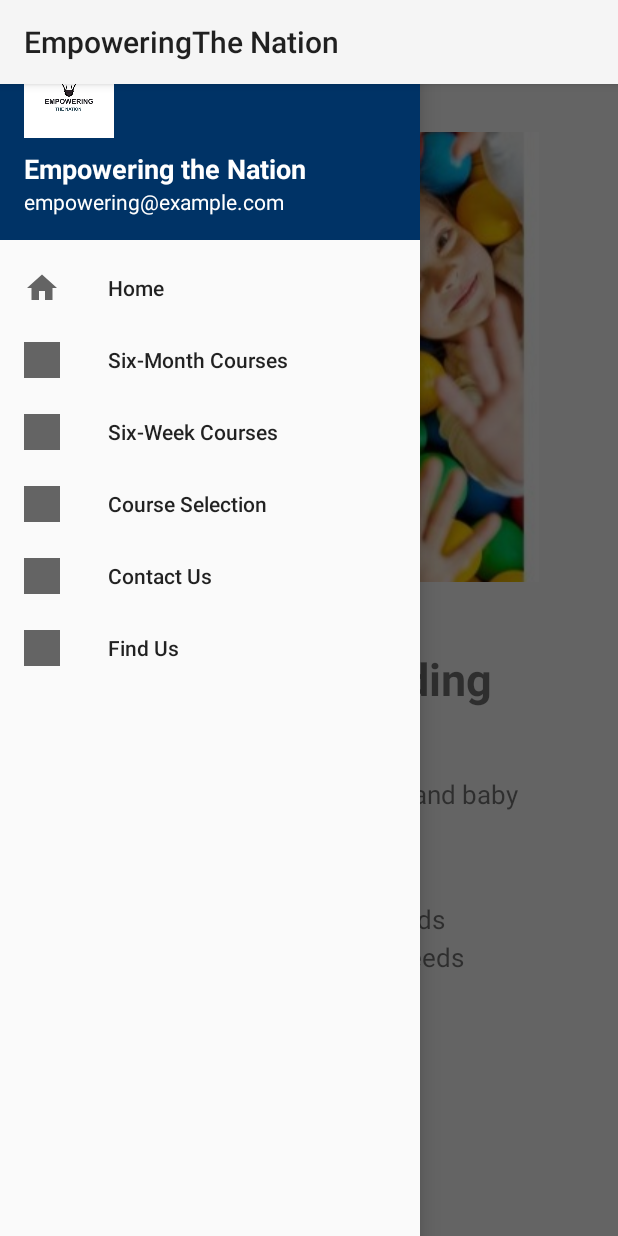
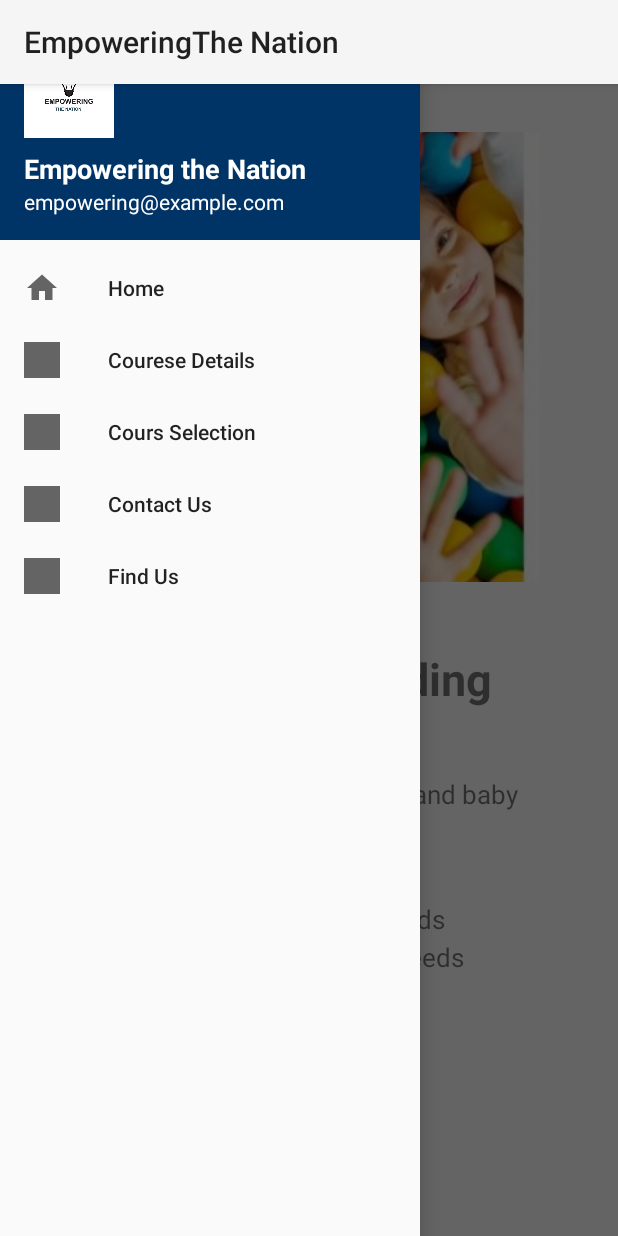
Before and after one commit to ST10483276/JNJ.industries, an Android app: the ChildMindingActivity screen opened directly, with no data from a screen before it, with the side drawer open, on a phone screen of 412 x 824 dp. Run offline under Robolectric (Android 15) with nearby library versions, the phone set to English and light mode, and no system bars; 1 statement that could not run was skipped.

Commit message:
chnaged nav as cours Detail

```diff
--- a/app/src/main/java/com/example/empoweringthenation/ChildMindingActivity.kt
+++ b/app/src/main/java/com/example/empoweringthenation/ChildMindingActivity.kt
@@ -45,7 +45,7 @@ class ChildMindingActivity : AppCompatActivity(), NavigationView.OnNavigationIte
             R.id.nav_home -> {
                 startActivity(Intent(this, HomeActivity::class.java))
             }
-            R.id.nav_six_month, R.id.nav_six_week -> {
+             R.id.nav_six_week -> {
                 startActivity(Intent(this, CourseDetailActivity::class.java))
             }
             R.id.nav_course_selection -> {
--- a/app/src/main/java/com/example/empoweringthenation/ContactUsActivity.kt
+++ b/app/src/main/java/com/example/empoweringthenation/ContactUsActivity.kt
@@ -62,7 +62,7 @@ class ContactUsActivity : AppCompatActivity(), NavigationView.OnNavigationItemSe
             R.id.nav_home -> {
                 // Already on home
             }
-            R.id.nav_six_month,
+
             R.id.nav_six_week -> {
                 startActivity(Intent(this, CourseDetailActivity::class.java))
             }
--- a/app/src/main/java/com/example/empoweringthenation/CookingActivity.kt
+++ b/app/src/main/java/com/example/empoweringthenation/CookingActivity.kt
@@ -42,7 +42,7 @@ class CookingActivity : AppCompatActivity(), NavigationView.OnNavigationItemSele
     override fun onNavigationItemSelected(item: MenuItem): Boolean {
         when (item.itemId) {
             R.id.nav_home -> startActivity(Intent(this, HomeActivity::class.java))
-            R.id.nav_six_month, R.id.nav_six_week -> startActivity(Intent(this, CourseDetailActivity::class.java))
+           R.id.nav_six_week -> startActivity(Intent(this, CourseDetailActivity::class.java))
             R.id.nav_course_selection -> startActivity(Intent(this, CourseSelectionActivity2::class.java))
             R.id.nav_contact -> startActivity(Intent(this, ContactUsActivity::class.java))
         }
--- a/app/src/main/java/com/example/empoweringthenation/CourseDetailActivity.kt
+++ b/app/src/main/java/com/example/empoweringthenation/CourseDetailActivity.kt
@@ -130,7 +130,7 @@ class CourseDetailActivity : AppCompatActivity() , NavigationView.OnNavigationIt
             R.id.nav_home -> {
                 // Already on home
             }
-            R.id.nav_six_month,
+
             R.id.nav_six_week -> {
                 startActivity(Intent(this, CourseDetailActivity::class.java))
             }
--- a/app/src/main/java/com/example/empoweringthenation/CourseSelectionActivity2.kt
+++ b/app/src/main/java/com/example/empoweringthenation/CourseSelectionActivity2.kt
@@ -95,7 +95,7 @@ class CourseSelectionActivity2 : AppCompatActivity(), NavigationView.OnNavigatio
     override fun onNavigationItemSelected(item: MenuItem): Boolean {
         when (item.itemId) {
             R.id.nav_home -> startActivity(Intent(this, HomeActivity::class.java))
-            R.id.nav_six_month, R.id.nav_six_week -> startActivity(Intent(this, CourseDetailActivity::class.java))
+           R.id.nav_six_week -> startActivity(Intent(this, CourseDetailActivity::class.java))
             R.id.nav_contact -> startActivity(Intent(this, ContactUsActivity::class.java))
         }
         drawerLayout.closeDrawer(GravityCompat.START)
--- a/app/src/main/java/com/example/empoweringthenation/FirstAidActivity.kt
+++ b/app/src/main/java/com/example/empoweringthenation/FirstAidActivity.kt
@@ -48,7 +48,7 @@ class FirstAidActivity : AppCompatActivity(), NavigationView.OnNavigationItemSel
             R.id.nav_home -> {
                 startActivity(Intent(this, HomeActivity::class.java))
             }
-            R.id.nav_six_month, R.id.nav_six_week -> {
+             R.id.nav_six_week -> {
                 startActivity(Intent(this, CourseDetailActivity::class.java))
             }
             R.id.nav_course_selection -> {
--- a/app/src/main/java/com/example/empoweringthenation/GardenMaintenanceActivity.kt
+++ b/app/src/main/java/com/example/empoweringthenation/GardenMaintenanceActivity.kt
@@ -42,7 +42,7 @@ class GardenMaintenanceActivity : AppCompatActivity(), NavigationView.OnNavigati
     override fun onNavigationItemSelected(item: MenuItem): Boolean {
         when (item.itemId) {
             R.id.nav_home -> startActivity(Intent(this, HomeActivity::class.java))
-            R.id.nav_six_month, R.id.nav_six_week -> startActivity(Intent(this, CourseDetailActivity::class.java))
+          R.id.nav_six_week -> startActivity(Intent(this, CourseDetailActivity::class.java))
             R.id.nav_course_selection -> startActivity(Intent(this, CourseSelectionActivity2::class.java))
             R.id.nav_contact -> startActivity(Intent(this, ContactUsActivity::class.java))
         }
--- a/app/src/main/java/com/example/empoweringthenation/HomeActivity.kt
+++ b/app/src/main/java/com/example/empoweringthenation/HomeActivity.kt
@@ -47,7 +47,7 @@ class HomeActivity : AppCompatActivity(), NavigationView.OnNavigationItemSelecte
             R.id.nav_home -> {
                 // Already on home
             }
-            R.id.nav_six_month,
+
             R.id.nav_six_week -> {
                 startActivity(Intent(this, CourseDetailActivity::class.java))
             }
--- a/app/src/main/java/com/example/empoweringthenation/LandscapingActivity.kt
+++ b/app/src/main/java/com/example/empoweringthenation/LandscapingActivity.kt
@@ -42,7 +42,7 @@ class LandscapingActivity : AppCompatActivity(), NavigationView.OnNavigationItem
     override fun onNavigationItemSelected(item: MenuItem): Boolean {
         when (item.itemId) {
             R.id.nav_home -> startActivity(Intent(this, HomeActivity::class.java))
-            R.id.nav_six_month, R.id.nav_six_week -> startActivity(Intent(this, CourseDetailActivity::class.java))
+            R.id.nav_six_week -> startActivity(Intent(this, CourseDetailActivity::class.java))
             R.id.nav_course_selection -> startActivity(Intent(this, CourseSelectionActivity2::class.java))
             R.id.nav_contact -> startActivity(Intent(this, ContactUsActivity::class.java))
         }
--- a/app/src/main/java/com/example/empoweringthenation/LifeSkillsActivity.kt
+++ b/app/src/main/java/com/example/empoweringthenation/LifeSkillsActivity.kt
@@ -42,7 +42,7 @@ class LifeSkillsActivity : AppCompatActivity(), NavigationView.OnNavigationItemS
     override fun onNavigationItemSelected(item: MenuItem): Boolean {
         when (item.itemId) {
             R.id.nav_home -> startActivity(Intent(this, HomeActivity::class.java))
-            R.id.nav_six_month, R.id.nav_six_week -> startActivity(Intent(this, CourseDetailActivity::class.java))
+            R.id.nav_six_week -> startActivity(Intent(this, CourseDetailActivity::class.java))
             R.id.nav_course_selection -> startActivity(Intent(this, CourseSelectionActivity2::class.java))
             R.id.nav_contact -> startActivity(Intent(this, ContactUsActivity::class.java))
         }
--- a/app/src/main/java/com/example/empoweringthenation/QuotationScreenActivity.kt
+++ b/app/src/main/java/com/example/empoweringthenation/QuotationScreenActivity.kt
@@ -110,7 +110,7 @@ class QuotationScreenActivity : AppCompatActivity(), NavigationView.OnNavigation
     override fun onNavigationItemSelected(item: MenuItem): Boolean {
         when (item.itemId) {
             R.id.nav_home -> startActivity(Intent(this, HomeActivity::class.java))
-            R.id.nav_six_month, R.id.nav_six_week -> startActivity(Intent(this, CourseDetailActivity::class.java))
+            R.id.nav_six_week -> startActivity(Intent(this, CourseDetailActivity::class.java))
             R.id.nav_course_selection -> startActivity(Intent(this, CourseSelectionActivity2::class.java))
             R.id.nav_contact -> startActivity(Intent(this, ContactUsActivity::class.java))
         }
--- a/app/src/main/java/com/example/empoweringthenation/SewingActivity.kt
+++ b/app/src/main/java/com/example/empoweringthenation/SewingActivity.kt
@@ -42,7 +42,7 @@ class SewingActivity : AppCompatActivity(), NavigationView.OnNavigationItemSelec
     override fun onNavigationItemSelected(item: MenuItem): Boolean {
         when (item.itemId) {
             R.id.nav_home -> startActivity(Intent(this, HomeActivity::class.java))
-            R.id.nav_six_month, R.id.nav_six_week -> startActivity(Intent(this, CourseDetailActivity::class.java))
+            R.id.nav_six_week -> startActivity(Intent(this, CourseDetailActivity::class.java))
             R.id.nav_course_selection -> startActivity(Intent(this, CourseSelectionActivity2::class.java))
             R.id.nav_contact -> startActivity(Intent(this, ContactUsActivity::class.java))
         }
--- a/app/src/main/res/menu/nav_menu.xml
+++ b/app/src/main/res/menu/nav_menu.xml
@@ -5,18 +5,15 @@
             android:id="@+id/nav_home"
             android:icon="@drawable/baseline_home_24"
             android:title="Home" />
-        <item
-            android:id="@+id/nav_six_month"
-            android:icon="@drawable/ic_menu_course"
-            android:title="Six-Month Courses" />
+
         <item
             android:id="@+id/nav_six_week"
             android:icon="@drawable/ic_menu_course"
-            android:title="Six-Week Courses" />
+            android:title="Courese Details" />
         <item
             android:id="@+id/nav_course_selection"
             android:icon="@drawable/ic_menu_select"
-            android:title="Course Selection" />
+            android:title="Cours Selection" />
         <item
             android:id="@+id/nav_contact"
             android:icon="@drawable/ic_menu_contact"
```
